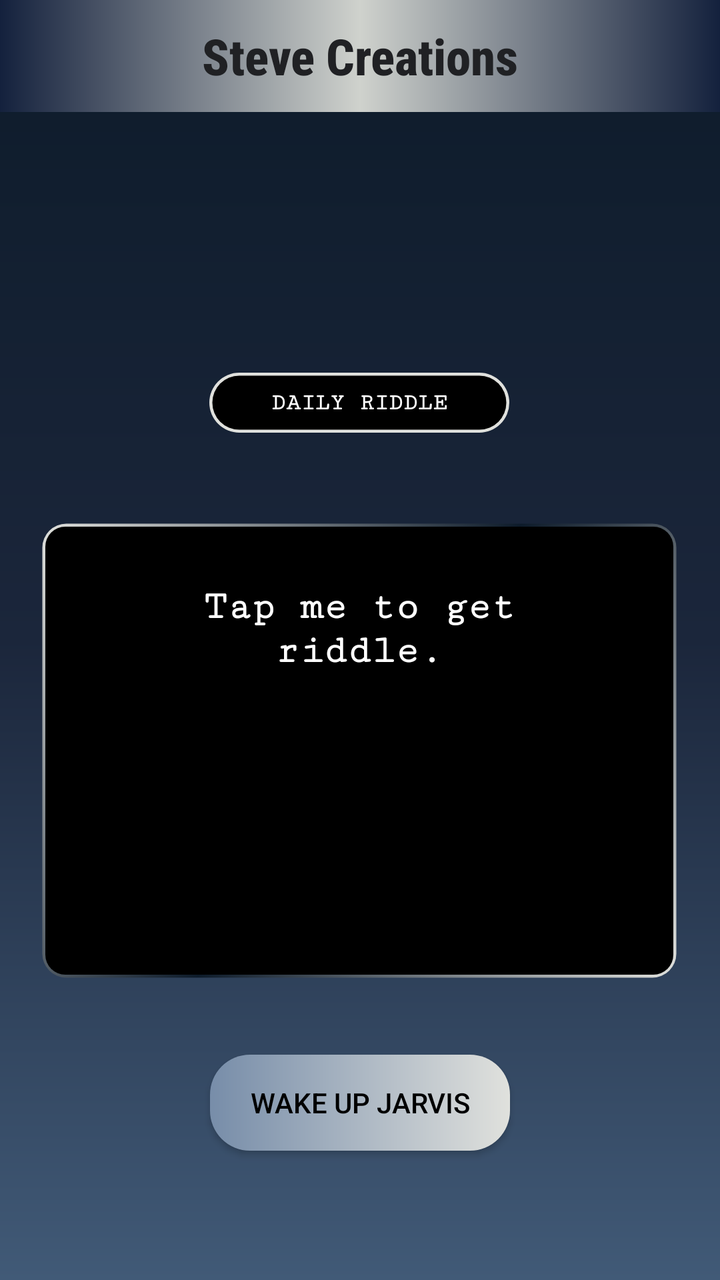
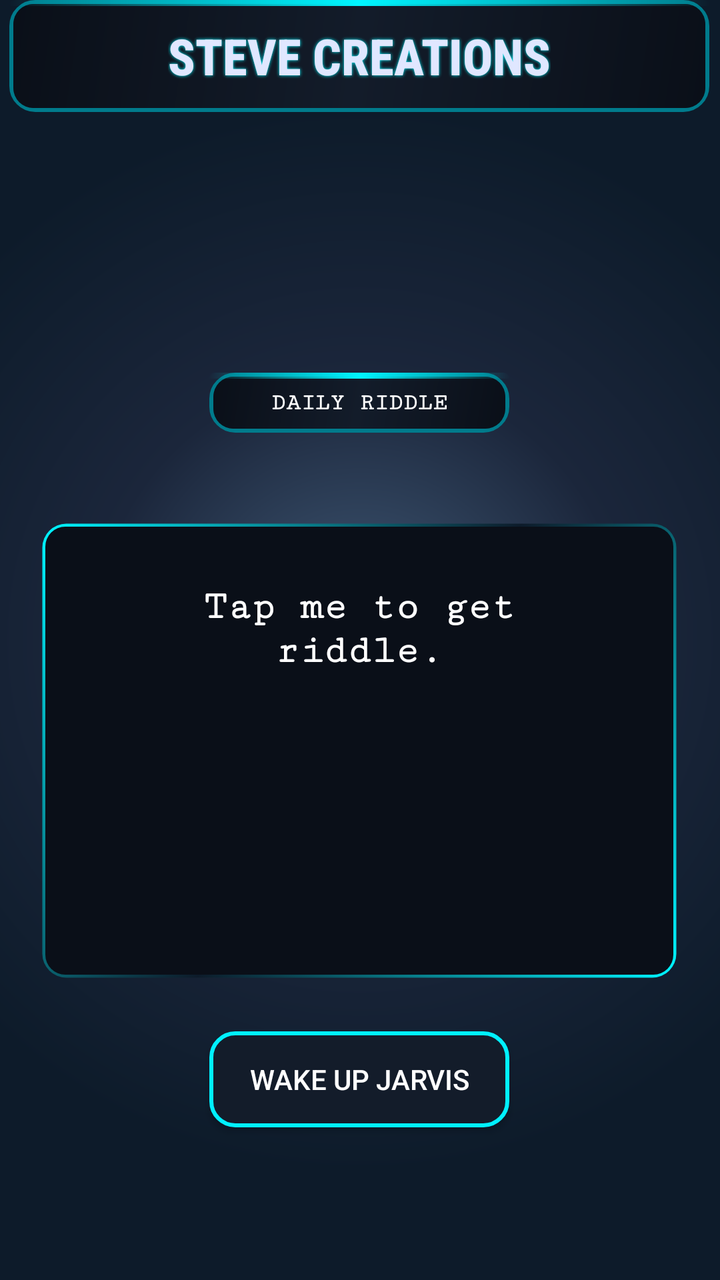

The first picture is an Android layout as it rendered before a commit; the second is the same layout after the commit. The layout source and the unified diff follow.
<!-- AndroidManifest.xml: application theme Theme.TranslateAnyWhere -->
<!-- res/layout/activity_main.xml -->
<?xml version="1.0" encoding="utf-8"?>
<androidx.constraintlayout.widget.ConstraintLayout
    xmlns:android="http://schemas.android.com/apk/res/android"
    xmlns:app="http://schemas.android.com/apk/res-auto"
    xmlns:tools="http://schemas.android.com/tools"
    android:id="@+id/main"
    android:layout_width="match_parent"
    android:layout_height="match_parent"
    tools:context=".MainActivity"
    android:background="@drawable/fadesbg"
    tools:ignore="HardcodedText">

    
    <androidx.appcompat.widget.Toolbar
        android:id="@+id/my_toolbar"
        android:layout_width="match_parent"
        android:layout_height="wrap_content"
        android:background="@drawable/heading"
        android:elevation="4dp"
        android:popupTheme="@style/ThemeOverlay.AppCompat.Light"
        android:theme="@style/ThemeOverlay.AppCompat.Dark.ActionBar"
        app:layout_constraintTop_toTopOf="parent">

        <TextView
            android:layout_width="wrap_content"
            android:layout_height="wrap_content"
            android:layout_gravity="center"
            android:fontFamily="sans-serif-condensed-medium"
            android:text="Steve Creations"
            android:textColor="#202124"
            android:textSize="25sp"
            android:textStyle="bold" />
    </androidx.appcompat.widget.Toolbar>


    <ScrollView
        android:id="@+id/scrollView2"
        android:layout_width="match_parent"
        android:layout_height="200dp"
        android:background="@drawable/coustum_scroll"
        android:padding="14dp"
        android:visibility="gone"
        app:layout_constraintBottom_toBottomOf="parent"
        app:layout_constraintEnd_toEndOf="parent"
        app:layout_constraintHorizontal_bias="0.0"
        app:layout_constraintStart_toStartOf="parent">

        <LinearLayout
            android:layout_width="match_parent"
            android:layout_height="wrap_content"
            android:orientation="vertical">

            <TextView
                android:id="@+id/textview"
                android:layout_width="match_parent"
                android:layout_height="wrap_content"
                android:background="@drawable/costum_text"
                android:gravity="center"
                android:paddingTop="5dp"
                android:text="Translated text will appear here"
                android:textColor="@color/white"
                android:textSize="20sp" />
        </LinearLayout>
    </ScrollView>



    <TextView
        android:id="@+id/txttask"
        android:layout_width="150dp"
        android:layout_height="30dp"
        android:background="@drawable/costum_text"
        android:fontFamily="serif-monospace"
        android:text="DAILY RIDDLE"
        android:gravity="center"
        android:textColor="@color/white"
        android:textSize="12sp"
        android:textStyle="bold"
        app:layout_constraintBottom_toBottomOf="parent"
        app:layout_constraintEnd_toEndOf="parent"
        app:layout_constraintHorizontal_bias="0.498"
        app:layout_constraintStart_toStartOf="parent"
        app:layout_constraintTop_toBottomOf="@+id/my_toolbar"
        app:layout_constraintVertical_bias="0.235" />

    <ScrollView
        android:id="@+id/scrollView3"
        android:layout_width="320dp"
        android:layout_height="230dp"
        android:layout_marginTop="44dp"
        android:background="@drawable/coustum_scroll"
        android:fillViewport="true"
        app:layout_constraintEnd_toEndOf="parent"
        app:layout_constraintHorizontal_bias="0.491"
        app:layout_constraintStart_toStartOf="parent"
        app:layout_constraintTop_toBottomOf="@id/txttask">

        <androidx.constraintlayout.widget.ConstraintLayout
            android:id="@+id/Task"
            android:layout_width="320dp"
            android:layout_height="220dp"

            android:padding="16dp">


            <TextView
                android:id="@+id/txtRiddle1"
                android:layout_width="220dp"
                android:layout_height="wrap_content"
                android:layout_marginTop="16dp"
                android:fontFamily="serif-monospace"
                android:gravity="center"
                android:text="Tap me to get riddle."
                android:textColor="@color/white"
                android:textSize="20sp"
                android:textStyle="bold"
                app:layout_constraintEnd_toEndOf="parent"

                app:layout_constraintStart_toStartOf="parent"
                app:layout_constraintTop_toTopOf="parent" />

        </androidx.constraintlayout.widget.ConstraintLayout>
    </ScrollView>

    <Button
        android:id="@+id/btnWakeJarvis"
        android:layout_width="150dp"
        android:layout_height="wrap_content"
        android:background="@drawable/btnshape"
        android:text="Wake Up Jarvis"
        android:textColor="@color/black"
        app:layout_constraintBottom_toBottomOf="parent"
        app:layout_constraintEnd_toEndOf="parent"
        app:layout_constraintStart_toStartOf="parent"
        app:layout_constraintTop_toTopOf="parent"
        app:layout_constraintVertical_bias="0.891" />


</androidx.constraintlayout.widget.ConstraintLayout>
<!-- resources referenced by this layout -->
<resources>
  <color name="black">#FF000000</color>
  <color name="white">#FFFFFFFF</color>
  <!-- drawable btnshape (drawable) -->
  <shape xmlns:android="http://schemas.android.com/apk/res/android" android:shape="rectangle">
      <gradient android:startColor="#778da9"  android:endColor="#e0e1dd" android:angle="360"/>
      <corners android:radius="20dp"/>
  
  </shape>
  <!-- drawable coustum_scroll (drawable) -->
  <layer-list xmlns:android="http://schemas.android.com/apk/res/android">
  
      
      <item>
          <shape android:shape="rectangle">
              <stroke
                  android:width="3dp"
                  android:color="@android:color/transparent" />
  
              
              <gradient
                  android:angle="135"
                  android:startColor="#e0e1dd"
                  android:centerColor="#0d1b2a"
                  android:endColor="#e0e1dd"
                  android:type="linear" />
  
              <corners android:radius="12dp" />
          </shape>
      </item>
  
      
      <item android:left="3dp" android:top="3dp" android:right="3dp" android:bottom="3dp">
          <shape android:shape="rectangle">
              <solid android:color="#000000" /> 
              <corners android:radius="10dp" />
          </shape>
      </item>
  
  </layer-list>
  <!-- drawable fadesbg (drawable) -->
  <?xml version="1.0" encoding="utf-8"?>
  <shape xmlns:android="http://schemas.android.com/apk/res/android" android:shape="rectangle">
      <gradient
          android:startColor="#0d1b2a"
          android:centerColor="#1b263b"
  
          android:endColor="#415a77"
          android:angle="270"/>
  
  </shape>
  <!-- drawable heading (drawable) -->
  <layer-list xmlns:android="http://schemas.android.com/apk/res/android">
  
      
      <item>
          <shape android:shape="rectangle">
              <solid android:color="#001A1A1A" />
              <corners android:radius="8dp" />
              <stroke android:width="3dp" android:color="#00FFFF" />
          </shape>
      </item>
  
      
      <item android:left="3dp" android:top="3dp" android:right="3dp" android:bottom="3dp">
          <shape android:shape="rectangle">
              <gradient
                  android:angle="135"
                  android:startColor="#001A1A"
                  android:centerColor="#003333"
                  android:endColor="#000000"
                  android:type="linear" />
              <corners android:radius="6dp" />
          </shape>
      </item>
  
      
      <item android:top="0dp">
          <shape android:shape="rectangle">
              <gradient
                  android:angle="0"
                  android:startColor="#14213d"
                  android:centerColor="#cfd2cd"
                  android:endColor="#14213d"
                  android:type="linear" />
              <size android:height="6dp" />
          </shape>
      </item>
  
  </layer-list>
  <style name="Theme.TranslateAnyWhere" parent="Base.Theme.TranslateAnyWhere" />
  <style name="Base.Theme.TranslateAnyWhere" parent="Theme.AppCompat.DayNight.NoActionBar">
          
          
      </style>
  <!-- unchanged entries left out for length: 1 -->
</resources>

<!-- the commit's change to res/layout/activity_main.xml (unified diff, before → after) -->
@@ -11,27 +11,40 @@
     tools:ignore="HardcodedText">
 
     
+
+
     <androidx.appcompat.widget.Toolbar
         android:id="@+id/my_toolbar"
-        android:layout_width="match_parent"
+        android:layout_width="350dp"
         android:layout_height="wrap_content"
         android:background="@drawable/heading"
         android:elevation="4dp"
         android:popupTheme="@style/ThemeOverlay.AppCompat.Light"
         android:theme="@style/ThemeOverlay.AppCompat.Dark.ActionBar"
-        app:layout_constraintTop_toTopOf="parent">
+        app:layout_constraintBottom_toBottomOf="parent"
+        app:layout_constraintEnd_toEndOf="parent"
+        app:layout_constraintHorizontal_bias="0.454"
+        app:layout_constraintStart_toStartOf="parent"
+        app:layout_constraintTop_toTopOf="parent"
+        app:layout_constraintVertical_bias="0.0"
+        tools:ignore="MissingConstraints">
 
         <TextView
             android:layout_width="wrap_content"
             android:layout_height="wrap_content"
             android:layout_gravity="center"
             android:fontFamily="sans-serif-condensed-medium"
-            android:text="Steve Creations"
-            android:textColor="#202124"
+            android:shadowColor="#00F5FF"
+            android:shadowDx="0"
+            android:shadowDy="0"
+            android:shadowRadius="4"
+            android:text="STEVE CREATIONS"
+
+            android:textAllCaps="true"
+            android:textColor="#E0E7FF"
             android:textSize="25sp"
             android:textStyle="bold" />
     </androidx.appcompat.widget.Toolbar>
-
 
     <ScrollView
         android:id="@+id/scrollView2"
@@ -69,7 +82,7 @@
         android:id="@+id/txttask"
         android:layout_width="150dp"
         android:layout_height="30dp"
-        android:background="@drawable/costum_text"
+        android:background="@drawable/heading"
         android:fontFamily="serif-monospace"
         android:text="DAILY RIDDLE"
         android:gravity="center"
@@ -128,12 +141,13 @@
         android:layout_height="wrap_content"
         android:background="@drawable/btnshape"
         android:text="Wake Up Jarvis"
-        android:textColor="@color/black"
+        android:textColor="@color/white"
         app:layout_constraintBottom_toBottomOf="parent"
         app:layout_constraintEnd_toEndOf="parent"
+        app:layout_constraintHorizontal_bias="0.498"
         app:layout_constraintStart_toStartOf="parent"
         app:layout_constraintTop_toTopOf="parent"
-        app:layout_constraintVertical_bias="0.891" />
+        app:layout_constraintVertical_bias="0.871" />
 
 
 </androidx.constraintlayout.widget.ConstraintLayout>
<!-- resource entries referenced after the edit -->
@@ -1,12 +1,16 @@
 <!-- resources referenced by this layout -->
 <resources>
-  <color name="black">#FF000000</color>
   <color name="white">#FFFFFFFF</color>
   <!-- drawable btnshape (drawable) -->
+  <?xml version="1.0" encoding="utf-8"?>
   <shape xmlns:android="http://schemas.android.com/apk/res/android" android:shape="rectangle">
-      <gradient android:startColor="#778da9"  android:endColor="#e0e1dd" android:angle="360"/>
-      <corners android:radius="20dp"/>
+      <solid android:color="#131C2A" />
   
+      <stroke
+          android:width="2dp"
+          android:color="#00F0FF" />
+  
+      <corners android:radius="12dp"/>
   </shape>
   <!-- drawable coustum_scroll (drawable) -->
   <layer-list xmlns:android="http://schemas.android.com/apk/res/android">
@@ -21,9 +25,9 @@
               
               <gradient
                   android:angle="135"
-                  android:startColor="#e0e1dd"
+                  android:startColor="#00F5FF"
                   android:centerColor="#0d1b2a"
-                  android:endColor="#e0e1dd"
+                  android:endColor="#00F5FF"
                   android:type="linear" />
   
               <corners android:radius="12dp" />
@@ -33,7 +37,7 @@
       
       <item android:left="3dp" android:top="3dp" android:right="3dp" android:bottom="3dp">
           <shape android:shape="rectangle">
-              <solid android:color="#000000" /> 
+              <solid android:color="#0A0F18" /> 
               <corners android:radius="10dp" />
           </shape>
       </item>
@@ -43,48 +47,47 @@
   <?xml version="1.0" encoding="utf-8"?>
   <shape xmlns:android="http://schemas.android.com/apk/res/android" android:shape="rectangle">
       <gradient
-          android:startColor="#0d1b2a"
-          android:centerColor="#1b263b"
-  
-          android:endColor="#415a77"
-          android:angle="270"/>
-  
+          android:gradientRadius="800"
+          android:centerX="0.5"
+          android:centerY="0.5"
+          android:startColor="#415A77"
+          android:centerColor="#1B263B"
+          android:endColor="#0D1B2A"
+          android:type="radial" />
   </shape>
   <!-- drawable heading (drawable) -->
+  <?xml version="1.0" encoding="utf-8"?>
   <layer-list xmlns:android="http://schemas.android.com/apk/res/android">
   
-      
       <item>
           <shape android:shape="rectangle">
-              <solid android:color="#001A1A1A" />
-              <corners android:radius="8dp" />
-              <stroke android:width="3dp" android:color="#00FFFF" />
+              <solid android:color="@android:color/transparent" />
+              <corners android:radius="12dp" />
+              <stroke android:width="2dp" android:color="#007B8C" /> </shape>
+      </item>
+  
+      <item android:left="2dp" android:top="2dp" android:right="2dp" android:bottom="2dp">
+          <shape android:shape="rectangle">
+              <gradient
+                  android:angle="135"
+                  android:startColor="#0A0F18"
+                  android:centerColor="#131C2A"
+                  android:endColor="#0A0F18"
+                  android:type="linear" />
+              <corners android:radius="10dp" />
           </shape>
       </item>
   
-      
-      <item android:left="3dp" android:top="3dp" android:right="3dp" android:bottom="3dp">
-          <shape android:shape="rectangle">
-              <gradient
-                  android:angle="135"
-                  android:startColor="#001A1A"
-                  android:centerColor="#003333"
-                  android:endColor="#000000"
-                  android:type="linear" />
-              <corners android:radius="6dp" />
-          </shape>
-      </item>
-  
-      
-      <item android:top="0dp">
+      <item android:gravity="top">
           <shape android:shape="rectangle">
               <gradient
                   android:angle="0"
-                  android:startColor="#14213d"
-                  android:centerColor="#cfd2cd"
-                  android:endColor="#14213d"
+                  android:startColor="#000A0F18"
+                  android:centerColor="#00F5FF"
+                  android:endColor="#000A0F18"
                   android:type="linear" />
-              <size android:height="6dp" />
+              <size android:height="3dp" />
+              <corners android:topLeftRadius="12dp" android:topRightRadius="12dp" />
           </shape>
       </item>
   
